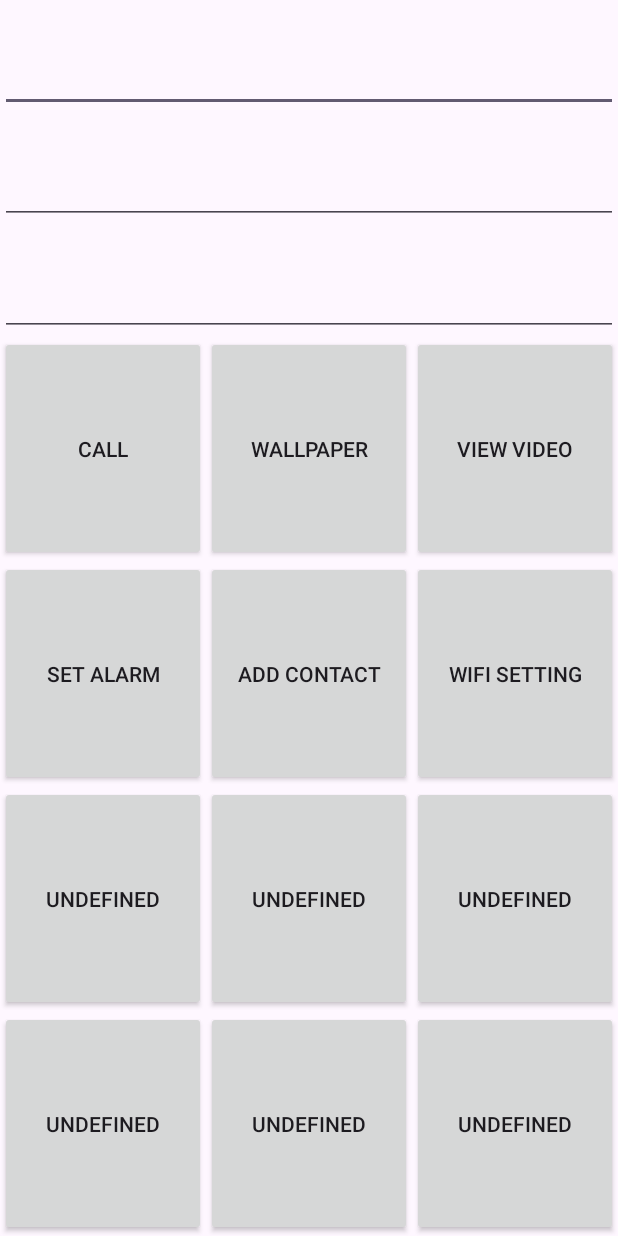
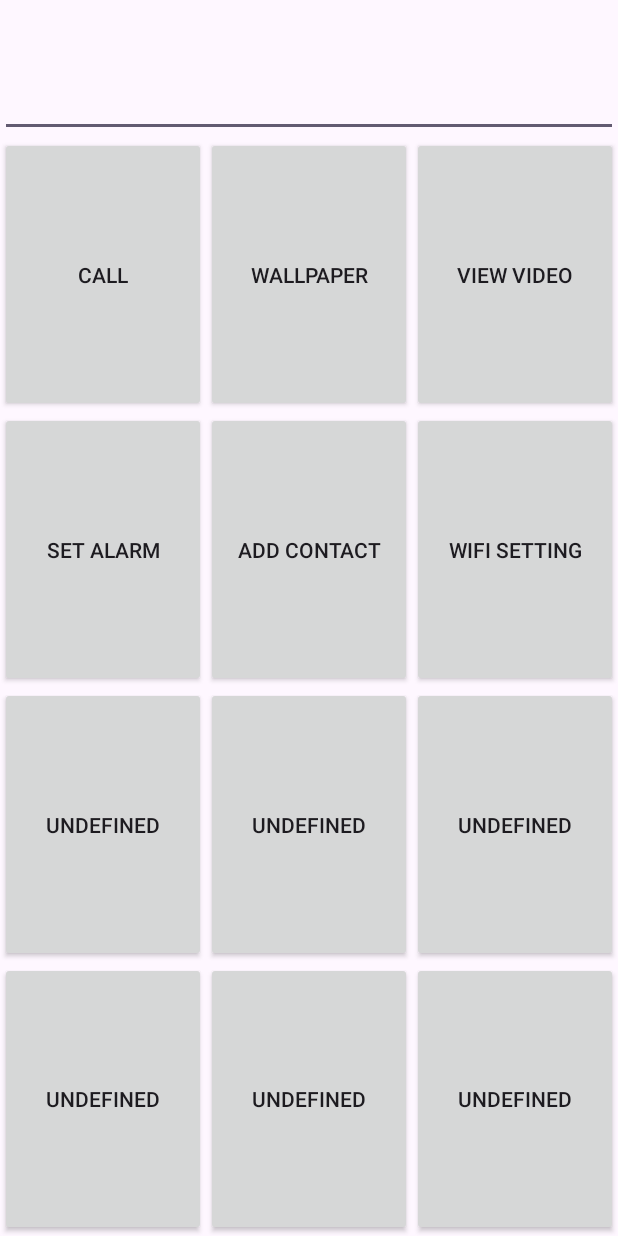
Before and after one commit to minhquanBr2/HCMUS-mobiledev-intents, an Android app: the screen it shows after launch (MainActivity), on a phone screen of 412 x 824 dp. Run offline under Robolectric (Android 15) with nearby library versions, the phone set to English and light mode, and no system bars.

Commit message:
rm unused edittexts

```diff
--- a/app/src/main/res/layout/activity_main.xml
+++ b/app/src/main/res/layout/activity_main.xml
@@ -13,18 +13,6 @@
         android:layout_weight="1"
         android:id="@+id/editText1"/>
 
-    <EditText
-        android:layout_width="match_parent"
-        android:layout_height="0dp"
-        android:layout_weight="1"
-        android:id="@+id/editText2"/>
-
-    <EditText
-        android:layout_width="match_parent"
-        android:layout_height="0dp"
-        android:layout_weight="1"
-        android:id="@+id/editText3"/>
-
     <LinearLayout
         android:layout_width="match_parent"
         android:layout_height="0dp"
```
